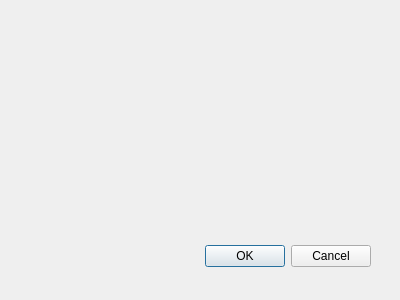
Before: the Qt Designer form admin/ArduinoGatekeeperAdmin/ui/UsersDialog.ui in AdrianoGoede/ArduinoGatekeeper, drawn with Qt 5.
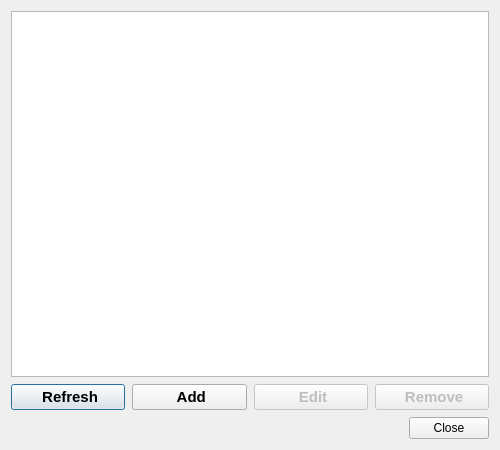
After: the same form once the commit is applied. Icons and pictures are not drawn.

Commit message: Added ODataClient class, implemented table on users form

Diff of the .ui file:
```diff
--- a/admin/ArduinoGatekeeperAdmin/ui/UsersDialog.ui
+++ b/admin/ArduinoGatekeeperAdmin/ui/UsersDialog.ui
@@ -6,29 +6,161 @@
    <rect>
     <x>0</x>
     <y>0</y>
-    <width>400</width>
-    <height>300</height>
+    <width>500</width>
+    <height>450</height>
    </rect>
   </property>
+  <property name="minimumSize">
+   <size>
+    <width>500</width>
+    <height>450</height>
+   </size>
+  </property>
+  <property name="maximumSize">
+   <size>
+    <width>500</width>
+    <height>450</height>
+   </size>
+  </property>
   <property name="windowTitle">
    <string>Dialog</string>
   </property>
-  <widget class="QDialogButtonBox" name="buttonBox">
-   <property name="geometry">
-    <rect>
-     <x>30</x>
-     <y>240</y>
-     <width>341</width>
-     <height>32</height>
-    </rect>
+  <layout class="QVBoxLayout" name="mainLayout" stretch="9,1,1">
+   <property name="spacing">
+    <number>7</number>
    </property>
-   <property name="orientation">
-    <enum>Qt::Orientation::Horizontal</enum>
-   </property>
-   <property name="standardButtons">
-    <set>QDialogButtonBox::StandardButton::Cancel|QDialogButtonBox::StandardButton::Ok</set>
-   </property>
-  </widget>
+   <item>
+    <widget class="QTableWidget" name="twUsers">
+     <property name="editTriggers">
+      <set>QAbstractItemView::EditTrigger::NoEditTriggers</set>
+     </property>
+     <property name="alternatingRowColors">
+      <bool>true</bool>
+     </property>
+     <property name="selectionMode">
+      <enum>QAbstractItemView::SelectionMode::SingleSelection</enum>
+     </property>
+     <property name="selectionBehavior">
+      <enum>QAbstractItemView::SelectionBehavior::SelectRows</enum>
+     </property>
+     <attribute name="verticalHeaderVisible">
+      <bool>false</bool>
+     </attribute>
+    </widget>
+   </item>
+   <item>
+    <layout class="QHBoxLayout" name="buttonsLayout">
+     <item>
+      <widget class="QPushButton" name="pbRefresh">
+       <property name="font">
+        <font>
+         <pointsize>11</pointsize>
+         <bold>true</bold>
+        </font>
+       </property>
+       <property name="text">
+        <string> Refresh</string>
+       </property>
+       <property name="icon">
+        <iconset resource="../resources/Icons.qrc">
+         <normaloff>:/icons/refresh-cw.svg</normaloff>:/icons/refresh-cw.svg</iconset>
+       </property>
+       <property name="iconSize">
+        <size>
+         <width>18</width>
+         <height>18</height>
+        </size>
+       </property>
+      </widget>
+     </item>
+     <item>
+      <widget class="QPushButton" name="pbAdd">
+       <property name="font">
+        <font>
+         <pointsize>11</pointsize>
+         <bold>true</bold>
+        </font>
+       </property>
+       <property name="text">
+        <string> Add</string>
+       </property>
+       <property name="icon">
+        <iconset resource="../resources/Icons.qrc">
+         <normaloff>:/icons/user-plus.svg</normaloff>:/icons/user-plus.svg</iconset>
+       </property>
+       <property name="iconSize">
+        <size>
+         <width>18</width>
+         <height>18</height>
+        </size>
+       </property>
+      </widget>
+     </item>
+     <item>
+      <widget class="QPushButton" name="pbEdit">
+       <property name="enabled">
+        <bool>false</bool>
+       </property>
+       <property name="font">
+        <font>
+         <pointsize>11</pointsize>
+         <bold>true</bold>
+        </font>
+       </property>
+       <property name="text">
+        <string> Edit</string>
+       </property>
+       <property name="icon">
+        <iconset resource="../resources/Icons.qrc">
+         <normaloff>:/icons/edit.svg</normaloff>:/icons/edit.svg</iconset>
+       </property>
+       <property name="iconSize">
+        <size>
+         <width>18</width>
+         <height>18</height>
+        </size>
+       </property>
+      </widget>
+     </item>
+     <item>
+      <widget class="QPushButton" name="pbDelete">
+       <property name="enabled">
+        <bool>false</bool>
+       </property>
+       <property name="font">
+        <font>
+         <pointsize>11</pointsize>
+         <bold>true</bold>
+        </font>
+       </property>
+       <property name="text">
+        <string> Remove</string>
+       </property>
+       <property name="icon">
+        <iconset resource="../resources/Icons.qrc">
+         <normaloff>:/icons/user-minus.svg</normaloff>:/icons/user-minus.svg</iconset>
+       </property>
+       <property name="iconSize">
+        <size>
+         <width>18</width>
+         <height>18</height>
+        </size>
+       </property>
+      </widget>
+     </item>
+    </layout>
+   </item>
+   <item>
+    <widget class="QDialogButtonBox" name="buttonBox">
+     <property name="orientation">
+      <enum>Qt::Orientation::Horizontal</enum>
+     </property>
+     <property name="standardButtons">
+      <set>QDialogButtonBox::StandardButton::Close</set>
+     </property>
+    </widget>
+   </item>
+  </layout>
  </widget>
  <resources/>
  <connections>
```
Left out of the diff: 6 changed lines with no effect on the pictures. The commit also changes 16 other files.
